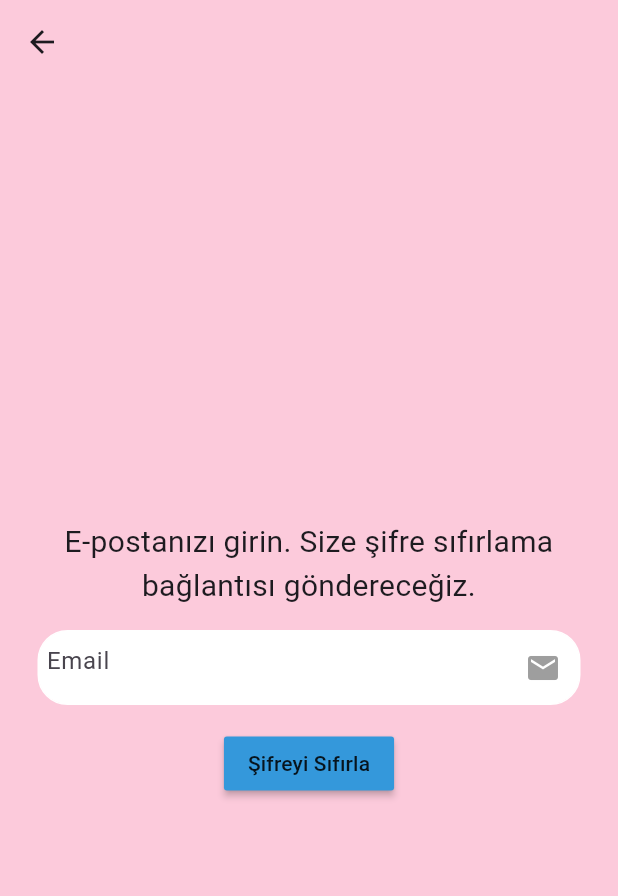
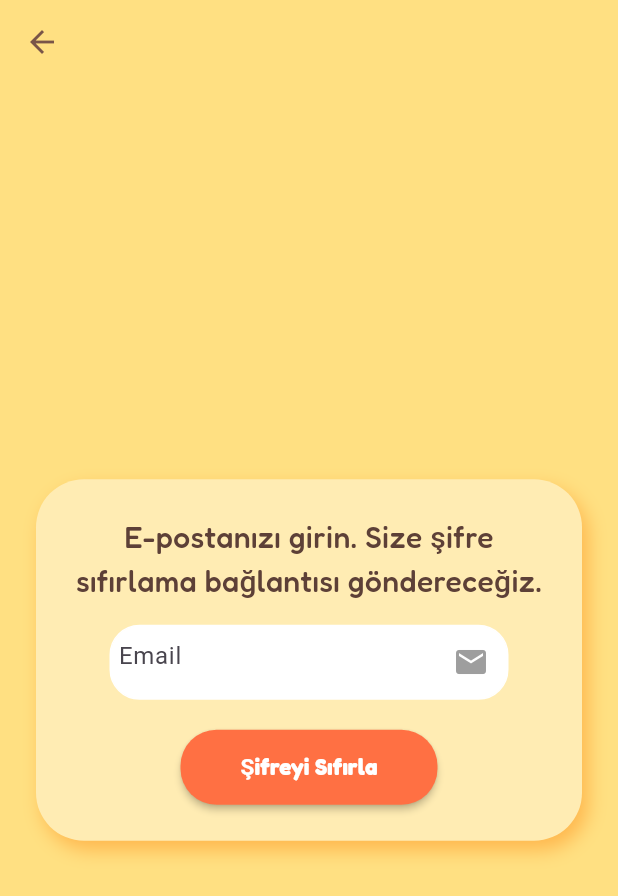
Before and after one commit to pinareray/Flutter-Word-Game, a Flutter app: the screen it shows after launch, after a tap on "Şifremi Unuttum", on a phone screen of 412 x 824 dp. Shown: the top 896 px of the screen. Run offline on Flutter 3.47's test engine with Material 3 defaults, Android fonts, the phone set to English and light mode, and no system bars; our stand-ins replace animated_splash_screen, cloud_firestore, firebase_auth, firebase_core, firebase_storage, fl_chart and 8 more; accounts and stored records are empty.

Commit message:
added widget

```diff
--- a/lib/feature/screens/login /forgot_password_page.dart
+++ b/lib/feature/screens/login /forgot_password_page.dart
@@ -4,6 +4,7 @@
 import 'package:flutter_word_game/product/constants/color_utils.dart';
 import 'package:flutter_word_game/product/constants/size_utils.dart';
 import 'package:flutter_word_game/product/constants/texts/app_text.dart';
+import 'package:google_fonts/google_fonts.dart';
 
 class ForgotPasswordPage extends StatefulWidget {
   const ForgotPasswordPage({super.key});
@@ -48,15 +49,39 @@
   @override
   Widget build(BuildContext context) {
     return Scaffold(
-      backgroundColor: ColorUtils.buttonPink,
-      appBar: AppBar(backgroundColor: ColorUtils.buttonPink, elevation: 0),
-      body: Column(
+      backgroundColor: ColorUtils.gameYellow, // Arka plan sarı
+      appBar: AppBar(
+        backgroundColor: ColorUtils.gameYellow,
+        elevation: 0,
+        iconTheme: const IconThemeData(color: Colors.brown),
+      ),
+      body: Center(
+        child: SingleChildScrollView(
+          child: Container(
+            margin: const EdgeInsets.symmetric(horizontal: 24),
+            padding: const EdgeInsets.all(24),
+            decoration: BoxDecoration(
+              color: ColorUtils.gameAmberBox,
+              borderRadius: BorderRadius.circular(32),
+              boxShadow: [
+                const BoxShadow(
+                  color: ColorUtils.gameOrangeShadow,
+                  blurRadius: 10,
+                  offset: Offset(4, 6),
+                ),
+              ],
+            ),
+            child: Column(
               mainAxisAlignment: MainAxisAlignment.center,
               children: [
-          const Text(
+                Text(
                   ForgotPasswordTexts.pageInstruction,
                   textAlign: TextAlign.center,
-            style: TextStyle(fontSize: AppSpacing.md),
+                  style: GoogleFonts.fredoka(
+                    fontSize: AppSpacing.md,
+                    color: ColorUtils.gameBrownText,
+                    fontWeight: FontWeight.w500,
+                  ),
                 ),
                 AppSizedBoxes.sm,
 
@@ -65,14 +90,32 @@
                   controller: _emailController,
                   suffixIcon: Icons.email,
                 ),
-          AppSizedBoxes.sm,
+
+                AppSizedBoxes.md,
 
                 MaterialButton(
                   onPressed: passwordReset,
-            child:  Text(ForgotPasswordTexts.resetButton),
-            color: ColorUtils.lightBlue,
+                  color: ColorUtils.gameDeepOrange,
+                  shape: RoundedRectangleBorder(
+                    borderRadius: BorderRadius.circular(24),
+                  ),
+                  padding: const EdgeInsets.symmetric(
+                    horizontal: 40,
+                    vertical: 14,
+                  ),
+                  child: Text(
+                    ForgotPasswordTexts.resetButton,
+                    style: GoogleFonts.fredoka(
+                      fontSize: AppSpacing.sm,
+                      fontWeight: FontWeight.bold,
+                      color: Colors.white,
+                    ),
+                  ),
                 ),
               ],
+            ),
+          ),
+        ),
       ),
     );
   }
--- a/lib/feature/screens/login /login_page.dart
+++ b/lib/feature/screens/login /login_page.dart
@@ -1,10 +1,12 @@
 import 'package:firebase_auth/firebase_auth.dart';
 import 'package:flutter/material.dart';
+import 'package:flutter_word_game/product/widgets/box_decoration.dart';
 import 'package:flutter_word_game/product/widgets/custom_text_field.dart';
 import 'package:flutter_word_game/product/constants/texts/app_text.dart';
 import 'package:flutter_word_game/product/constants/color_utils.dart';
 import 'package:flutter_word_game/product/constants/size_utils.dart';
 import 'package:google_fonts/google_fonts.dart';
+
 
 class LoginPage extends StatefulWidget {
   final VoidCallback showRegisterPage;
@@ -75,20 +77,7 @@
       body: SafeArea(
         child: Center(
           child: SingleChildScrollView(
-            child: Container(
-              margin: const EdgeInsets.symmetric(horizontal: 24),
-              padding: const EdgeInsets.all(24),
-              decoration: BoxDecoration(
-                color: ColorUtils.gameAmberBox,
-                borderRadius: BorderRadius.circular(32),
-                boxShadow: [
-                  const BoxShadow(
-                    color: ColorUtils.gameOrangeShadow,
-                    blurRadius: 10,
-                    offset: Offset(4, 6),
-                  ),
-                ],
-              ),
+            child: GameStyledBox(
               child: Column(
                 mainAxisAlignment: MainAxisAlignment.center,
                 children: [
@@ -97,8 +86,6 @@
                     size: AppSpacing.xl,
                     color: ColorUtils.gameDeepOrange,
                   ),
-
-                  // Başlık yazısı
                   Text(
                     LoginPageTexts.welcomeMessage,
                     style: GoogleFonts.fredoka(
@@ -107,9 +94,7 @@
                       color: ColorUtils.gameBrownText,
                     ),
                   ),
-
                   AppSizedBoxes.sm,
-
                   const Text(
                     LoginPageTexts.subMessage,
                     style: TextStyle(
@@ -118,18 +103,13 @@
                     ),
                     textAlign: TextAlign.center,
                   ),
-
                   AppSizedBoxes.md,
-
-                  // Kullanıcı adı textfield
                   CustomTextField(
                     controller: _userNameController,
                     hintText: AppTexts.email,
                     suffixIcon: Icons.email,
                   ),
                   AppSizedBoxes.sm,
-
-                  // Şifre textfield
                   CustomTextField(
                     controller: _passwordController,
                     hintText: AppTexts.password,
@@ -137,10 +117,7 @@
                     hasForgotPassword: true,
                     suffixIcon: Icons.lock,
                   ),
-
                   AppSizedBoxes.md,
-
-                  // Giriş yap butonu
                   Padding(
                     padding: AppPaddings.xLargeHorizontal,
                     child: GestureDetector(
@@ -171,10 +148,7 @@
                       ),
                     ),
                   ),
-
                   AppSizedBoxes.sm,
-
-                  // Kaydolun
                   Row(
                     mainAxisAlignment: MainAxisAlignment.center,
                     children: [
--- /dev/null
+++ b/lib/product/widgets/box_decoration.dart
@@ -0,0 +1,35 @@
+import 'package:flutter/material.dart';
+import 'package:flutter_word_game/product/constants/color_utils.dart';
+
+class GameStyledBox extends StatelessWidget {
+  final Widget child;
+  final EdgeInsetsGeometry padding;
+  final EdgeInsetsGeometry margin;
+
+  const GameStyledBox({
+    super.key,
+    required this.child,
+    this.padding = const EdgeInsets.all(24),
+    this.margin = const EdgeInsets.symmetric(horizontal: 24),
+  });
+
+  @override
+  Widget build(BuildContext context) {
+    return Container(
+      padding: padding,
+      margin: margin,
+      decoration: BoxDecoration(
+        color: ColorUtils.gameAmberBox,
+        borderRadius: BorderRadius.circular(32),
+        boxShadow: const [
+          BoxShadow(
+            color: ColorUtils.gameOrangeShadow,
+            blurRadius: 10,
+            offset: Offset(4, 6),
+          ),
+        ],
+      ),
+      child: child,
+    );
+  }
+}
```
Also changed, not shown: lib/feature/screens/login /register_page.dart (+6 -40 lines). Lines whose indentation alone changed are shown as unchanged.
